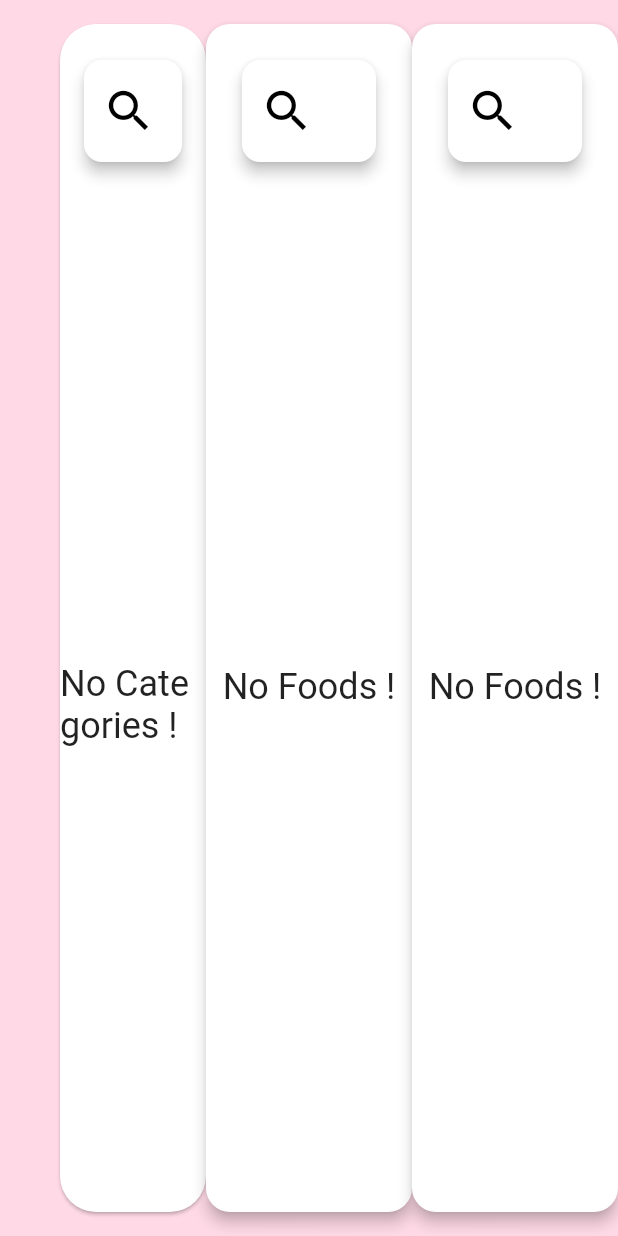
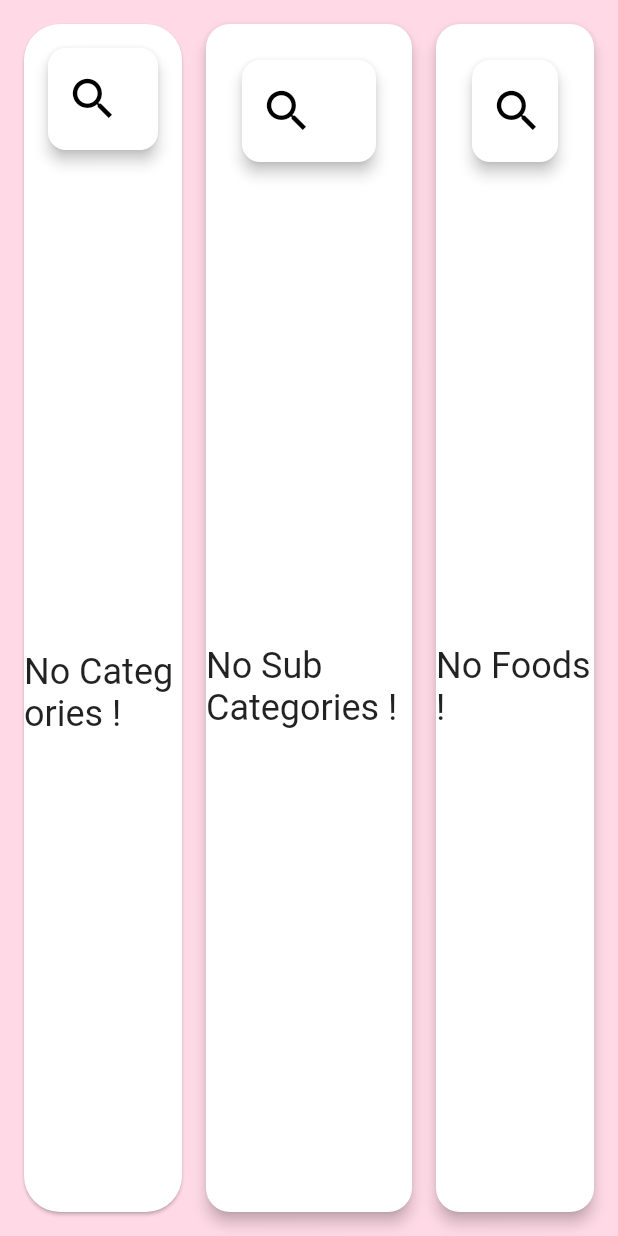
Before and after one commit to salahu01/Bamboo.Mess.Flutter, a Flutter app: the FoodsView screen opened directly, on a phone screen of 412 x 824 dp. Run offline on Flutter 3.47's test engine with Material 2 defaults, Android fonts, the phone set to English and light mode, and no system bars; our stand-ins replace flutter_riverpod, hive_flutter; missing offline and left inert: mongo_dart; accounts and stored records are empty; Roboto replaces fonts that are missing (montserratfamily); project files that could hold a hidden picture were left out.

```diff
--- a/lib/src/modules/foods/provider/foods_provider.dart
+++ b/lib/src/modules/foods/provider/foods_provider.dart
@@ -6,6 +6,14 @@ final selCategoryProvider = StateProvider<CategoryModel?>((ref) {
   return;
 });
 
-final selDeletedProvider = StateProvider<List<ProductModel>>((ref) {
+final selSubCategoryProvider = StateProvider<ProductModel?>((ref) {
+  return;
+});
+
+final selSubProducts = StateProvider<List<ProductModel>>((ref) {
   return [];
 });
+
+final selProducts = StateProvider<List<ProductModel>>((ref) {
+  return [];
+});
--- a/lib/src/modules/foods/view/foods_view.dart
+++ b/lib/src/modules/foods/view/foods_view.dart
@@ -18,29 +18,30 @@ class FoodsView extends ConsumerWidget {
             data: (data) {
               return Consumer(builder: (context, ref, child) {
                 final selCategory = ref.watch(selCategoryProvider);
+                final selSubCategory = ref.watch(selSubCategoryProvider);
                 return Stack(
                   children: [
                     Row(
                       children: [
+                        //* Categories
                         Flexible(
                           child: Card(
                             shape: RoundedRectangleBorder(borderRadius: BorderRadius.circular(24)),
-                            margin: const EdgeInsets.only(left: 40, bottom: 16, top: 16),
+                            margin: const EdgeInsets.all(16),
                             child: Column(
                               children: [
                                 Card(
                                   shape: RoundedRectangleBorder(borderRadius: BorderRadius.circular(12)),
                                   elevation: 4,
-                                  margin: const EdgeInsets.symmetric(vertical: 24, horizontal: 16),
+                                  margin: const EdgeInsets.all(16),
                                   child: SizedBox(
-                                    width: 600,
                                     height: 68,
                                     child: Center(
                                       child: TextField(
                                         decoration: InputDecoration(
                                           filled: true,
                                           fillColor: Colors.white,
-                                          hintText: 'Search Categry...',
+                                          hintText: 'Search Category ...',
                                           hintStyle: TextStyle(fontSize: 24, fontWeight: FontWeight.w600, color: Colors.black.withOpacity(0.8)),
                                           prefixIcon: const Padding(
                                             padding: EdgeInsets.symmetric(horizontal: 12),
@@ -99,13 +100,124 @@ class FoodsView extends ConsumerWidget {
                             ),
                           ),
                         ),
+                        //* Products and SubCategories
                         Flexible(
                           child: Center(
-                            child: SizedBox(
-                              width: width * 0.6,
                             child: Card(
                               shape: RoundedRectangleBorder(borderRadius: BorderRadius.circular(16)),
                               margin: const EdgeInsets.symmetric(vertical: 16),
+                              elevation: 4,
+                              child: Column(
+                                children: [
+                                  Card(
+                                    shape: RoundedRectangleBorder(borderRadius: BorderRadius.circular(12)),
+                                    elevation: 4,
+                                    margin: const EdgeInsets.only(top: 24, left: 24, right: 24),
+                                    child: SizedBox(
+                                      width: width * 0.5,
+                                      height: 68,
+                                      child: Center(
+                                        child: TextField(
+                                          onChanged: (value) {},
+                                          decoration: InputDecoration(
+                                            filled: true,
+                                            fillColor: Colors.white,
+                                            hintText: 'Search Sub Category ...',
+                                            hintStyle: TextStyle(fontSize: 24, fontWeight: FontWeight.w600, color: Colors.black.withOpacity(0.8)),
+                                            prefixIcon: const Padding(
+                                              padding: EdgeInsets.symmetric(horizontal: 12),
+                                              child: Icon(Icons.search, color: Colors.black, size: 36),
+                                            ),
+                                            border: OutlineInputBorder(borderRadius: BorderRadius.circular(12), borderSide: BorderSide.none),
+                                            contentPadding: const EdgeInsets.symmetric(vertical: 18),
+                                            isDense: true,
+                                          ),
+                                          style: const TextStyle(fontSize: 24, fontWeight: FontWeight.w600, color: Colors.black),
+                                        ),
+                                      ),
+                                    ),
+                                  ),
+                                  const SizedBox(height: 12),
+                                  Expanded(
+                                    child: Visibility(
+                                      visible: selCategory?.products?.isNotEmpty ?? false,
+                                      replacement: const Center(child: Text('No Sub Categories !', style: TextStyle(fontSize: 24))),
+                                      child: Consumer(builder: (context, ref, child) {
+                                        final ids = ref.watch(selSubProducts);
+                                        return ListView.builder(
+                                          itemCount: selCategory?.products?.length,
+                                          itemBuilder: (BuildContext context, int index) {
+                                            final product = selCategory?.products?[index];
+                                            return Padding(
+                                              padding: const EdgeInsets.symmetric(horizontal: 16),
+                                              child: ListTile(
+                                                selectedTileColor: primary.value,
+                                                selected: '${selSubCategory?.id}' == '${product?.id}',
+                                                onTap: () {
+                                                  if (product?.price == null) {
+                                                    ref.read(selSubCategoryProvider.notifier).update((_) => _ = product);
+                                                  }
+                                                },
+                                                contentPadding: const EdgeInsets.symmetric(horizontal: 24, vertical: 8),
+                                                shape: RoundedRectangleBorder(borderRadius: BorderRadius.circular(16)),
+                                                leading: const Icon(Icons.payments_outlined, size: 34, color: Colors.black),
+                                                title: Text(
+                                                  product?.name ?? '',
+                                                  style: const TextStyle(fontSize: 24, fontWeight: FontWeight.w600, color: Colors.black),
+                                                ),
+                                                // subtitle: Visibility(
+                                                //   visible: product?.price != null,
+                                                //   child: Text(
+                                                //     '₹ ${product?.price ?? ''}',
+                                                //     style: TextStyle(fontSize: 24, fontWeight: FontWeight.w600, color: Colors.black.withOpacity(0.8)),
+                                                //   ),
+                                                // ),
+                                                trailing: Visibility(
+                                                  visible: product?.price != null,
+                                                  replacement: IconButton(
+                                                    onPressed: () {
+                                                      // Dialogs.loadingDailog(context);
+                                                      // MongoDataBase().deleteOneCategory(data[i]).then((value) {
+                                                      //   Navigator.pop(context);
+                                                      //   // ignore: unused_result
+                                                      //   value ? ref.refresh(categoryProvider) : null;
+                                                      // });
+                                                    },
+                                                    icon: const Icon(Icons.delete, size: 32, color: Colors.black),
+                                                  ),
+                                                  child: Transform.scale(
+                                                    scale: 1.8,
+                                                    child: Checkbox(
+                                                      value: ids.map((e) => e.id).contains(product?.id),
+                                                      activeColor: primary.value,
+                                                      onChanged: (_) {
+                                                        if (_!) {
+                                                          ref.read(selSubProducts.notifier).update((s) => [...ids, product!]);
+                                                        } else {
+                                                          ref.read(selSubProducts.notifier).update((s) => [...ids.where((e) => e.id != product!.id)]);
+                                                        }
+                                                      },
+                                                    ),
+                                                  ),
+                                                ),
+                                              ),
+                                            );
+                                          },
+                                        );
+                                      }),
+                                    ),
+                                  ),
+                                  const SizedBox(height: 12),
+                                ],
+                              ),
+                            ),
+                          ),
+                        ),
+                        //* Products
+                        Flexible(
+                          child: Card(
+                            shape: RoundedRectangleBorder(borderRadius: BorderRadius.circular(16)),
+                            margin: const EdgeInsets.all(16),
                             elevation: 4,
                             child: SizedBox(
                               child: Column(
@@ -141,18 +253,15 @@ class FoodsView extends ConsumerWidget {
                                   const SizedBox(height: 12),
                                   Expanded(
                                     child: Visibility(
-                                          visible: selCategory?.products?.isNotEmpty ?? false,
+                                      visible: selSubCategory?.products?.isNotEmpty ?? false,
                                       replacement: const Center(child: Text('No Foods !', style: TextStyle(fontSize: 24))),
                                       child: Consumer(builder: (context, ref, child) {
-                                            final ids = ref.watch(selDeletedProvider);
+                                        final ids = ref.watch(selProducts);
                                         return ListView.builder(
-                                              itemCount: selCategory?.products?.length,
+                                          itemCount: selSubCategory?.products?.length,
                                           itemBuilder: (BuildContext context, int index) {
-                                                final product = selCategory?.products?[index];
-                                                return Padding(
-                                                  padding: const EdgeInsets.symmetric(vertical: 8, horizontal: 20),
-                                                  child: ListTile(
-                                                    // tileColor: primary.value,
+                                            final product = selSubCategory?.products?[index];
+                                            return ListTile(
                                               contentPadding: const EdgeInsets.symmetric(horizontal: 24, vertical: 8),
                                               shape: RoundedRectangleBorder(borderRadius: BorderRadius.circular(16)),
                                               leading: const Icon(Icons.payments_outlined, size: 34, color: Colors.black),
@@ -160,10 +269,10 @@ class FoodsView extends ConsumerWidget {
                                                 product?.name ?? '',
                                                 style: const TextStyle(fontSize: 24, fontWeight: FontWeight.w600, color: Colors.black),
                                               ),
-                                                    subtitle: Text(
-                                                      '₹ ${product?.price ?? ''}',
-                                                      style: TextStyle(fontSize: 24, fontWeight: FontWeight.w600, color: Colors.black.withOpacity(0.8)),
-                                                    ),
+                                              // subtitle: Text(
+                                              //   '₹ ${product?.price ?? ''}',
+                                              //   style: TextStyle(fontSize: 24, fontWeight: FontWeight.w600, color: Colors.black.withOpacity(0.8)),
+                                              // ),
                                               trailing: Transform.scale(
                                                 scale: 1.8,
                                                 child: Checkbox(
@@ -171,12 +280,11 @@ class FoodsView extends ConsumerWidget {
                                                   activeColor: primary.value,
                                                   onChanged: (_) {
                                                     if (_!) {
-                                                            ref.read(selDeletedProvider.notifier).update((s) => [...ids, product!]);
+                                                      ref.read(selProducts.notifier).update((s) => [...ids, product!]);
                                                     } else {
-                                                            ref.read(selDeletedProvider.notifier).update((s) => [...ids.where((e) => e.id != product!.id)]);
+                                                      ref.read(selProducts.notifier).update((s) => [...ids.where((e) => e.id != product!.id)]);
                                                     }
                                                   },
-                                                      ),
                                                 ),
                                               ),
                                             );
@@ -191,110 +299,13 @@ class FoodsView extends ConsumerWidget {
                             ),
                           ),
                         ),
-                          ),
-                        ),
-                        Flexible(
-                          child: Center(
-                            child: SizedBox(
-                              width: width * 0.6,
-                              child: Card(
-                                shape: RoundedRectangleBorder(borderRadius: BorderRadius.circular(16)),
-                                margin: const EdgeInsets.symmetric(vertical: 16),
-                                elevation: 4,
-                                child: SizedBox(
-                                  child: Column(
-                                    children: [
-                                      Card(
-                                        shape: RoundedRectangleBorder(borderRadius: BorderRadius.circular(12)),
-                                        elevation: 4,
-                                        margin: const EdgeInsets.only(top: 24, left: 24, right: 24),
-                                        child: SizedBox(
-                                          width: width * 0.5,
-                                          height: 68,
-                                          child: Center(
-                                            child: TextField(
-                                              onChanged: (value) {},
-                                              decoration: InputDecoration(
-                                                filled: true,
-                                                fillColor: Colors.white,
-                                                hintText: 'Search Food...',
-                                                hintStyle: TextStyle(fontSize: 24, fontWeight: FontWeight.w600, color: Colors.black.withOpacity(0.8)),
-                                                prefixIcon: const Padding(
-                                                  padding: EdgeInsets.symmetric(horizontal: 12),
-                                                  child: Icon(Icons.search, color: Colors.black, size: 36),
-                                                ),
-                                                border: OutlineInputBorder(borderRadius: BorderRadius.circular(12), borderSide: BorderSide.none),
-                                                contentPadding: const EdgeInsets.symmetric(vertical: 18),
-                                                isDense: true,
-                                              ),
-                                              style: const TextStyle(fontSize: 24, fontWeight: FontWeight.w600, color: Colors.black),
-                                            ),
-                                          ),
-                                        ),
-                                      ),
-                                      const SizedBox(height: 12),
-                                      Expanded(
-                                        child: Visibility(
-                                          visible: selCategory?.products?.isNotEmpty ?? false,
-                                          replacement: const Center(child: Text('No Foods !', style: TextStyle(fontSize: 24))),
-                                          child: Consumer(builder: (context, ref, child) {
-                                            final ids = ref.watch(selDeletedProvider);
-                                            return GridView.builder(
-                                              gridDelegate: const SliverGridDelegateWithFixedCrossAxisCount(crossAxisCount: 2, childAspectRatio: 6),
-                                              itemCount: selCategory?.products?.length,
-                                              itemBuilder: (BuildContext context, int index) {
-                                                final product = selCategory?.products?[index];
-                                                return Padding(
-                                                  padding: const EdgeInsets.symmetric(vertical: 8, horizontal: 20),
-                                                  child: ListTile(
-                                                    // tileColor: primary.value,
-                                                    contentPadding: const EdgeInsets.symmetric(horizontal: 24, vertical: 8),
-                                                    shape: RoundedRectangleBorder(borderRadius: BorderRadius.circular(16)),
-                                                    leading: const Icon(Icons.payments_outlined, size: 34, color: Colors.black),
-                                                    title: Text(
-                                                      product?.name ?? '',
-                                                      style: const TextStyle(fontSize: 24, fontWeight: FontWeight.w600, color: Colors.black),
-                                                    ),
-                                                    subtitle: Text(
-                                                      '₹ ${product?.price ?? ''}',
-                                                      style: TextStyle(fontSize: 24, fontWeight: FontWeight.w600, color: Colors.black.withOpacity(0.8)),
-                                                    ),
-                                                    trailing: Transform.scale(
-                                                      scale: 1.8,
-                                                      child: Checkbox(
-                                                        value: ids.map((e) => e.id).contains(product?.id),
-                                                        activeColor: primary.value,
-                                                        onChanged: (_) {
-                                                          if (_!) {
-                                                            ref.read(selDeletedProvider.notifier).update((s) => [...ids, product!]);
-                                                          } else {
-                                                            ref.read(selDeletedProvider.notifier).update((s) => [...ids.where((e) => e.id != product!.id)]);
-                                                          }
-                                                        },
-                                                      ),
-                                                    ),
-                                                  ),
-                                                );
-                                              },
-                                            );
-                                          }),
-                                        ),
-                                      ),
-                                      const SizedBox(height: 12),
-                                    ],
-                                  ),
-                                ),
-                              ),
-                            ),
-                          ),
-                        ),
                       ],
                     ),
                     Align(
                       alignment: Alignment.bottomRight,
                       child: Consumer(
                         builder: (context, myType, child) {
-                          final ids = ref.watch(selDeletedProvider);
+                          final ids = ref.watch(selSubProducts);
                           return Visibility(
                             visible: ids.isNotEmpty,
                             child: GestureDetector(
--- a/lib/src/modules/sales/view/category_view.dart
+++ b/lib/src/modules/sales/view/category_view.dart
@@ -98,7 +98,7 @@ class _CategoryViewState extends ConsumerState<CategoryView> {
                 context,
                 ids: ids,
                 categoryName: name,
-                subProduct: widget.categories[selectedIndex].products![selectedSubIndex!]?.id,
+                subProduct: isSubProduct ? widget.categories[selectedIndex].products![selectedSubIndex!]?.id : null,
                 onSuccess: () => ref.refresh(categoryProvider),
               );
             } else if (products?[i]?.productIds == null) {
```
Lines whose indentation alone changed are shown as unchanged.
